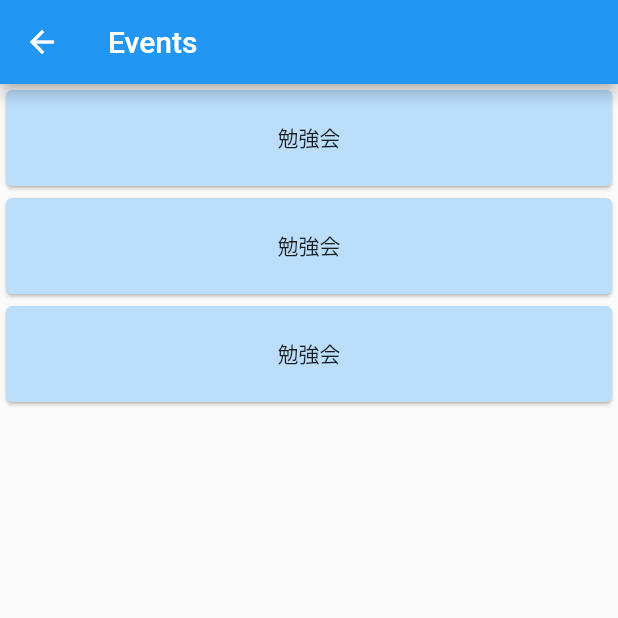
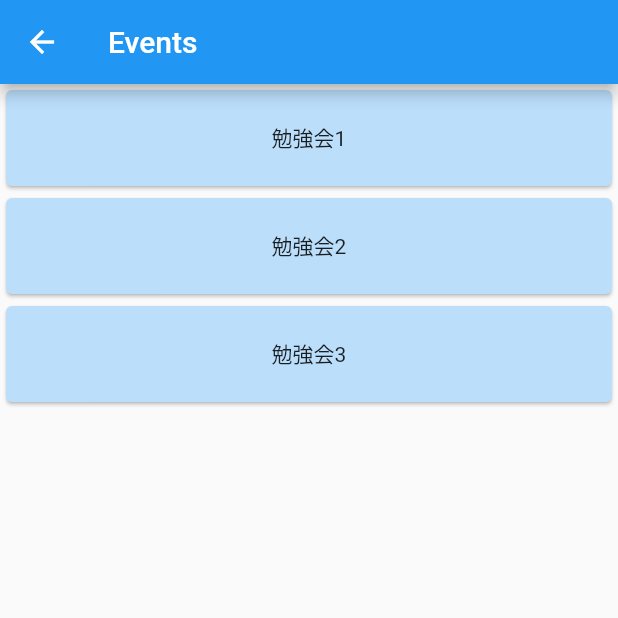
Before and after one commit to yotubarail/flutter_alpha, a Flutter app: the Events screen opened by its route, on a phone screen of 412 x 824 dp, the top half of it. Run offline on Flutter 3.47's test engine with Material 2 defaults, Android fonts, the phone set to English and light mode, and no system bars; our stand-ins replace flutter_riverpod.

Commit message:
riverpod導入

```diff
--- a/lib/main.dart
+++ b/lib/main.dart
@@ -1,7 +1,18 @@
 import 'package:flutter/foundation.dart';
 import 'package:flutter/material.dart';
+import 'package:flutter_riverpod/flutter_riverpod.dart';
 
-void main() => runApp(const MyApp());
+final textProvider = StateProvider((ref) => 'hello');
+
+final eventList = StateProvider((ref) => ['勉強会1', '勉強会2', '勉強会3']);
+
+final eventItem = StateProvider((ref) => '勉強会1');
+
+void main() => runApp(
+      const ProviderScope(
+        child: MyApp(),
+      ),
+    );
 
 // ルーティング
 class MyApp extends StatelessWidget {
@@ -60,25 +71,21 @@ class _LoginState extends State<Login> {
 }
 
 // イベント一覧Class
-class Events extends StatefulWidget {
+class Events extends ConsumerWidget {
   const Events({Key? key}) : super(key: key);
 
-  @override
-  _EventsState createState() => _EventsState();
-
-  List<Card> createEventList(BuildContext context) {
-    final eventList = <Card>[];
-    for (var i = 0; i < 3; i++) {
-      final c = createEventCard(
-          context: context,
-          cardMargin: 4,
-          cardHeight: 64,
-          eventTitle: '勉強会',
-          eventDescription: '勉強会詳細');
-      eventList.add(c);
-    }
-    return eventList;
-  }
+  // List<Card> createEventList() {
+  //   final eventList = <Card>[];
+  //   for (var i = 0; i < 3; i++) {
+  //     final c = createEventCard(
+  //         cardMargin: 4,
+  //         cardHeight: 64,
+  //         eventTitle: '勉強会',
+  //         eventDescription: '勉強会詳細');
+  //     eventList.add(c);
+  //   }
+  //   return eventList;
+  // }
 
   Card createEventCard({
     required BuildContext context,
@@ -109,12 +116,9 @@ class Events extends StatefulWidget {
       ),
     );
   }
-}
 
-// イベント一覧State
-class _EventsState extends State<Events> {
   @override
-  Widget build(BuildContext context) {
+  Widget build(BuildContext context, ScopedReader watch) {
     final deviceHeight = MediaQuery.of(context).size.height;
     final listAreaHeight = deviceHeight * 0.8;
     // final listItemHeight = deviceHeight * 0.08;
@@ -129,79 +133,18 @@ class _EventsState extends State<Events> {
         children: [
           SizedBox(
             height: listAreaHeight,
-            child: ListView(children: widget.createEventList(context)
-                // children: [
-                //   Card(
-                //     margin: EdgeInsets.all(listItemMargin),
-                //     color: Colors.blue[100],
-                //     child: InkWell(
-                //       onTap: () {
-                //         Navigator.of(context).pushNamed(
-                //           '/detail',
-                //           arguments: EventArguments(
-                //             title: '勉強会1',
-                //             description: '勉強会1の詳細',
-                //           ),
-                //         );
-                //       },
-                //       child: SizedBox(
-                //         height: listItemHeight,
-                //         child: const Center(
-                //           child: Text('勉強会 1'),
-                //         ),
-                //       ),
-                //     ),
-                //   ),
-                //   Card(
-                //     margin: EdgeInsets.all(listItemMargin),
-                //     color: Colors.blue[100],
-                //     child: InkWell(
-                //       onTap: () {
-                //         Navigator.of(context).pushNamed(
-                //           '/detail',
-                //           arguments: EventArguments(
-                //             title: '勉強会2',
-                //             description: '勉強会2の詳細',
-                //           ),
-                //         );
-                //       },
-                //       child: SizedBox(
-                //         height: listItemHeight,
-                //         child: const Center(
-                //           child: Text('勉強会 2'),
-                //         ),
-                //       ),
-                //     ),
-                //   ),
-                //   Card(
-                //     margin: EdgeInsets.all(listItemMargin),
-                //     color: Colors.blue[100],
-                //     child: InkWell(
-                //       onTap: () {
-                //         Navigator.of(context).pushNamed(
-                //           '/detail',
-                //           arguments: EventArguments(
-                //             title: '勉強会3',
-                //             description: '勉強会3の詳細',
-                //           ),
-                //         );
-                //       },
-                //       child: SizedBox(
-                //         height: listItemHeight,
-                //         child: const Center(
-                //           child: Text('勉強会 3'),
-                //         ),
-                //       ),
-                //     ),
-                //   ),
-                //   widget.createEventCard(
-                //       context: context,
-                //       cardMargin: listItemMargin,
-                //       cardHeight: listItemHeight,
-                //       eventTitle: '勉強会',
-                //       eventDescription: '勉強会の詳細'),
-                // ],
-                ),
+            child: Column(
+              children: [
+                for (int i = 0; i < 3; i++)
+                  createEventCard(
+                    context: context,
+                    cardMargin: 4,
+                    cardHeight: 64,
+                    eventTitle: watch(eventList).state[i],
+                    eventDescription: '勉強会詳細',
+                  ),
+              ],
+            ),
           ),
           ElevatedButton(
             onPressed: () {},
@@ -217,6 +160,114 @@ class _EventsState extends State<Events> {
     );
   }
 }
+
+// イベント一覧State
+// class _EventsState extends State<Events> {
+//   @override
+// Widget build(BuildContext context) {
+//   final deviceHeight = MediaQuery.of(context).size.height;
+//   final listAreaHeight = deviceHeight * 0.8;
+//   // final listItemHeight = deviceHeight * 0.08;
+//   // final listItemMargin = deviceHeight * 0.01;
+
+//   return Scaffold(
+//     appBar: AppBar(
+//       title: const Text('Events'),
+//     ),
+//     body: Column(
+//       mainAxisSize: MainAxisSize.min,
+//       children: [
+//         SizedBox(
+//           height: listAreaHeight,
+//           child: ListView(
+//             children: widget.createEventList(context),
+//             // children: [
+//             //   Card(
+//             //     margin: EdgeInsets.all(listItemMargin),
+//             //     color: Colors.blue[100],
+//             //     child: InkWell(
+//             //       onTap: () {
+//             //         Navigator.of(context).pushNamed(
+//             //           '/detail',
+//             //           arguments: EventArguments(
+//             //             title: '勉強会1',
+//             //             description: '勉強会1の詳細',
+//             //           ),
+//             //         );
+//             //       },
+//             //       child: SizedBox(
+//             //         height: listItemHeight,
+//             //         child: const Center(
+//             //           child: Text('勉強会 1'),
+//             //         ),
+//             //       ),
+//             //     ),
+//             //   ),
+//             //   Card(
+//             //     margin: EdgeInsets.all(listItemMargin),
+//             //     color: Colors.blue[100],
+//             //     child: InkWell(
+//             //       onTap: () {
+//             //         Navigator.of(context).pushNamed(
+//             //           '/detail',
+//             //           arguments: EventArguments(
+//             //             title: '勉強会2',
+//             //             description: '勉強会2の詳細',
+//             //           ),
+//             //         );
+//             //       },
+//             //       child: SizedBox(
+//             //         height: listItemHeight,
+//             //         child: const Center(
+//             //           child: Text('勉強会 2'),
+//             //         ),
+//             //       ),
+//             //     ),
+//             //   ),
+//             //   Card(
+//             //     margin: EdgeInsets.all(listItemMargin),
+//             //     color: Colors.blue[100],
+//             //     child: InkWell(
+//             //       onTap: () {
+//             //         Navigator.of(context).pushNamed(
+//             //           '/detail',
+//             //           arguments: EventArguments(
+//             //             title: '勉強会3',
+//             //             description: '勉強会3の詳細',
+//             //           ),
+//             //         );
+//             //       },
+//             //       child: SizedBox(
+//             //         height: listItemHeight,
+//             //         child: const Center(
+//             //           child: Text('勉強会 3'),
+//             //         ),
+//             //       ),
+//             //     ),
+//             //   ),
+//             //   widget.createEventCard(
+//             //       context: context,
+//             //       cardMargin: listItemMargin,
+//             //       cardHeight: listItemHeight,
+//             //       eventTitle: '勉強会',
+//             //       eventDescription: '勉強会の詳細'),
+//             // ],
+//           ),
+//         ),
+//         ElevatedButton(
+//           onPressed: () {},
+//           style: ButtonStyle(
+//             padding: MaterialStateProperty.all(
+//               const EdgeInsets.all(20),
+//             ),
+//           ),
+//           child: const Text('イベント管理'),
+//         ),
+//       ],
+//     ),
+//   );
+// }
+//}
 
 // イベント詳細Class
 class Detail extends StatefulWidget {
--- a/pubspec.yaml
+++ b/pubspec.yaml
@@ -26,6 +26,7 @@ dependencies:
   cupertino_icons: ^1.0.2
   flutter:
     sdk: flutter
+  flutter_riverpod: ^0.14.0+3
 
 dev_dependencies:
   flutter_test:
```
Also changed, not shown: pubspec.lock.
